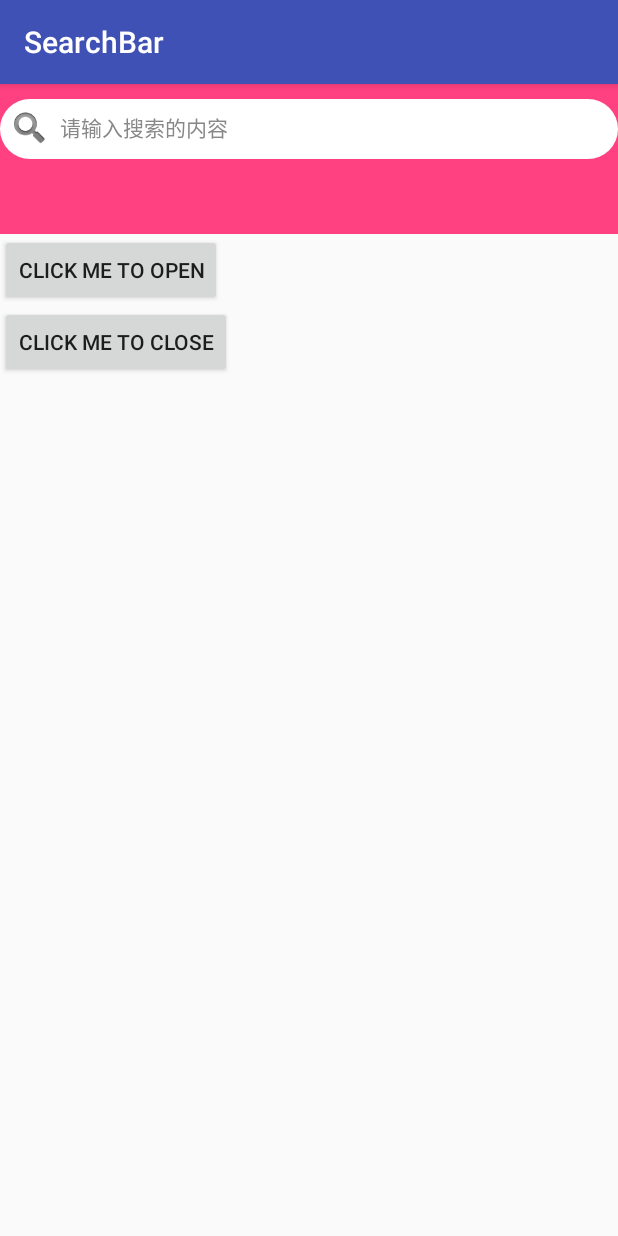
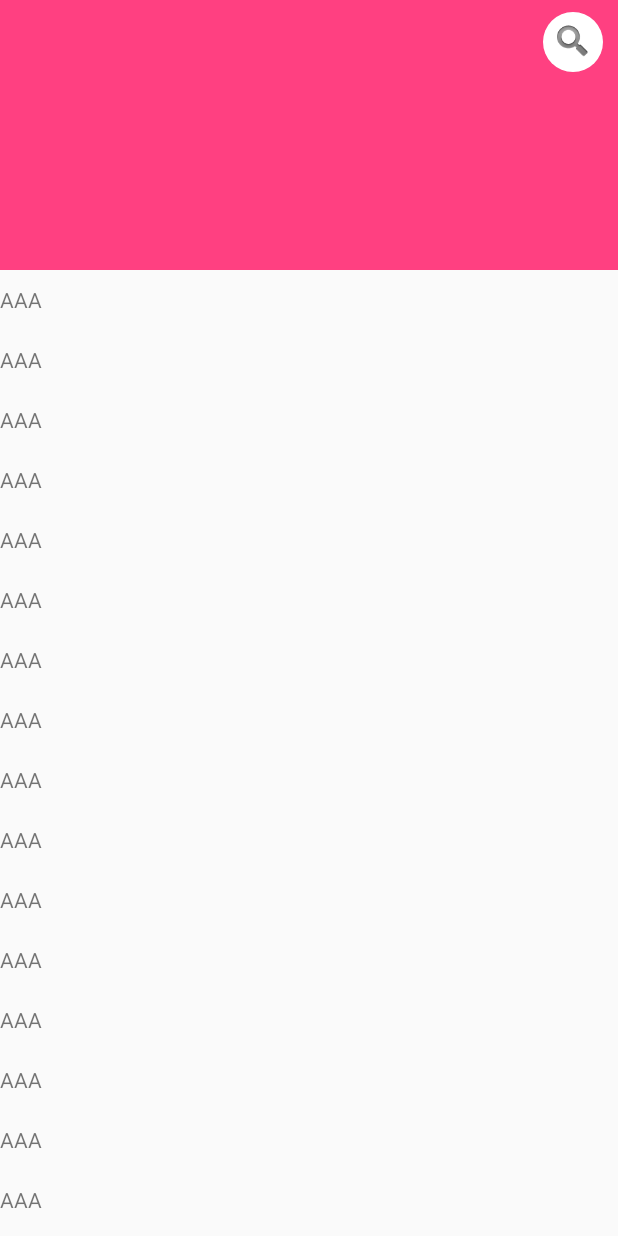
Before and after one commit to yuqirong/FlexibleSearchBar, an Android app: the screen it shows after launch (MainActivity), on a phone screen of 412 x 824 dp. Run offline under Robolectric (Android 15) with nearby library versions, the phone set to English and light mode, and no system bars.

Commit message:
modify layout

```diff
--- a/app/src/main/java/com/yuqirong/searchbar/MainActivity.java
+++ b/app/src/main/java/com/yuqirong/searchbar/MainActivity.java
@@ -1,38 +1,89 @@
 package com.yuqirong.searchbar;
 
 import android.os.Bundle;
+import android.support.v7.app.ActionBar;
 import android.support.v7.app.AppCompatActivity;
+import android.support.v7.widget.LinearLayoutManager;
+import android.support.v7.widget.RecyclerView;
+import android.view.LayoutInflater;
 import android.view.View;
-import android.widget.Button;
+import android.view.ViewGroup;
+import android.widget.RelativeLayout;
 
 public class MainActivity extends AppCompatActivity {
 
     private SearchBarView searchbarview;
-    private Button button;
-    private Button button1;
+    private RecyclerView mRecyclerView;
+    private RelativeLayout titlebar;
 
     @Override
     protected void onCreate(Bundle savedInstanceState) {
         super.onCreate(savedInstanceState);
         setContentView(R.layout.activity_main);
-        searchbarview = (SearchBarView) findViewById(R.id.searchbarview);
-        button = (Button) findViewById(R.id.button);
-        button.setOnClickListener(new View.OnClickListener() {
-            @Override
-            public void onClick(View view) {
-                searchbarview.startOpen();
-            }
-        });
-
-        button1 = (Button) findViewById(R.id.button1);
-        button1.setOnClickListener(new View.OnClickListener() {
-            @Override
-            public void onClick(View view) {
-                searchbarview.startClose();
-            }
-        });
+        initView();
     }
 
+    private void initView() {
+        ActionBar supportActionBar = getSupportActionBar();
+        if (supportActionBar != null) {
+            supportActionBar.hide();
+        }
+        searchbarview = (SearchBarView) findViewById(R.id.searchbarview);
+        titlebar = (RelativeLayout) findViewById(R.id.titlebar);
+        mRecyclerView = (RecyclerView) findViewById(R.id.recyclerview);
+        mRecyclerView.setLayoutManager(new LinearLayoutManager(this));
+        mRecyclerView.setAdapter(new MyAdapter());
+    }
 
+    private static class MyAdapter extends RecyclerView.Adapter<RecyclerView.ViewHolder> {
+
+        private static final int TYPE_HEADER = 1;
+        private static final int TYPE_NORMAL = 1 << 2;
+
+        @Override
+        public int getItemViewType(int position) {
+            return position == 0 ? TYPE_HEADER : TYPE_NORMAL;
+        }
+
+        @Override
+        public RecyclerView.ViewHolder onCreateViewHolder(ViewGroup parent, int viewType) {
+            View itemView;
+            if (viewType == TYPE_HEADER) {
+                itemView = LayoutInflater.from(parent.getContext()).inflate(R.layout.item_header, parent, false);
+                return new HeaderViewHolder(itemView);
+            } else if (viewType == TYPE_NORMAL) {
+                itemView = LayoutInflater.from(parent.getContext()).inflate(R.layout.item_normal, parent, false);
+                return new NormalViewHolder(itemView);
+            }
+            return null;
+        }
+
+        @Override
+        public void onBindViewHolder(RecyclerView.ViewHolder holder, int position) {
+
+        }
+
+        @Override
+        public int getItemCount() {
+            return 20;
+        }
+
+        class HeaderViewHolder extends RecyclerView.ViewHolder {
+
+            HeaderViewHolder(View itemView) {
+                super(itemView);
+            }
+
+        }
+
+        class NormalViewHolder extends RecyclerView.ViewHolder {
+
+            NormalViewHolder(View itemView) {
+                super(itemView);
+            }
+
+        }
+
+    }
 
 }
--- a/app/src/main/java/com/yuqirong/searchbar/SearchBarBehavior.java
+++ b/app/src/main/java/com/yuqirong/searchbar/SearchBarBehavior.java
@@ -2,7 +2,6 @@ package com.yuqirong.searchbar;
 
 import android.content.Context;
 import android.support.design.widget.CoordinatorLayout;
-import android.support.v4.view.ViewCompat;
 import android.util.AttributeSet;
 import android.view.View;
 
@@ -19,17 +18,18 @@ public class SearchBarBehavior extends CoordinatorLayout.Behavior<View> {
     }
 
     @Override
-    public boolean onStartNestedScroll(CoordinatorLayout coordinatorLayout, View child, View directTargetChild, View target, int nestedScrollAxes) {
-        // 竖直方向滑动
-        return nestedScrollAxes == ViewCompat.SCROLL_AXIS_VERTICAL;
+    public boolean layoutDependsOn(CoordinatorLayout parent, View child, View dependency) {
+        if(child instanceof SearchBarView){
+
+
+        }
+
+
+        return super.layoutDependsOn(parent, child, dependency);
     }
 
     @Override
-    public void onNestedPreScroll(CoordinatorLayout coordinatorLayout, View child, View target, int dx, int dy, int[] consumed) {
-        super.onNestedPreScroll(coordinatorLayout, child, target, dx, dy, consumed);
+    public boolean onDependentViewChanged(CoordinatorLayout parent, View child, View dependency) {
+        return super.onDependentViewChanged(parent, child, dependency);
     }
-
-
-
-
 }
--- a/app/src/main/res/layout/activity_main.xml
+++ b/app/src/main/res/layout/activity_main.xml
@@ -1,39 +1,31 @@
 <?xml version="1.0" encoding="utf-8"?>
-<LinearLayout xmlns:android="http://schemas.android.com/apk/res/android"
+<android.support.design.widget.CoordinatorLayout xmlns:android="http://schemas.android.com/apk/res/android"
     xmlns:app="http://schemas.android.com/apk/res-auto"
-    xmlns:tools="http://schemas.android.com/tools"
-    android:id="@+id/activity_main"
     android:layout_width="match_parent"
-    android:layout_height="match_parent"
-    android:orientation="vertical"
-    tools:context="com.yuqirong.searchbar.MainActivity">
+    android:layout_height="match_parent">
 
-    <LinearLayout
+    <android.support.v7.widget.RecyclerView
+        android:id="@+id/recyclerview"
         android:layout_width="match_parent"
-        android:layout_height="100dp"
-        android:background="@color/colorAccent">
+        android:layout_height="match_parent"/>
+
+    <RelativeLayout
+        android:id="@+id/titlebar"
+        android:layout_width="match_parent"
+        android:layout_height="?android:attr/actionBarSize"
+        android:background="@android:color/transparent">
 
         <com.yuqirong.searchbar.SearchBarView
             android:id="@+id/searchbarview"
             android:layout_width="match_parent"
             android:layout_height="40dp"
-            android:layout_marginTop="10dp"
+            android:layout_centerVertical="true"
+            android:layout_marginLeft="10dp"
+            android:layout_marginRight="10dp"
             app:search_bar_hint_text="请输入搜索的内容"
-            app:search_bar_status="status_open"/>
+            app:search_bar_status="status_close" />
 
-    </LinearLayout>
+    </RelativeLayout>
 
 
-    <Button
-        android:id="@+id/button"
-        android:layout_width="wrap_content"
-        android:layout_height="wrap_content"
-        android:text="click me to open" />
-
-    <Button
-        android:id="@+id/button1"
-        android:layout_width="wrap_content"
-        android:layout_height="wrap_content"
-        android:text="click me to close" />
-
-</LinearLayout>
+</android.support.design.widget.CoordinatorLayout>
--- /dev/null
+++ b/app/src/main/res/layout/item_header.xml
@@ -0,0 +1,12 @@
+<?xml version="1.0" encoding="utf-8"?>
+<LinearLayout xmlns:android="http://schemas.android.com/apk/res/android"
+    android:layout_width="match_parent"
+    android:layout_height="wrap_content"
+    android:orientation="vertical">
+
+    <ImageView
+        android:layout_width="match_parent"
+        android:layout_height="180dp"
+        android:src="@color/colorAccent"/>
+
+</LinearLayout>
--- /dev/null
+++ b/app/src/main/res/layout/item_normal.xml
@@ -0,0 +1,13 @@
+<?xml version="1.0" encoding="utf-8"?>
+<LinearLayout xmlns:android="http://schemas.android.com/apk/res/android"
+    android:layout_width="match_parent"
+    android:layout_height="wrap_content"
+    android:orientation="vertical">
+
+    <TextView
+        android:layout_width="wrap_content"
+        android:layout_height="40dp"
+        android:gravity="center_vertical"
+        android:text="AAA" />
+
+</LinearLayout>
```
Also changed, not shown: 1 other file.
